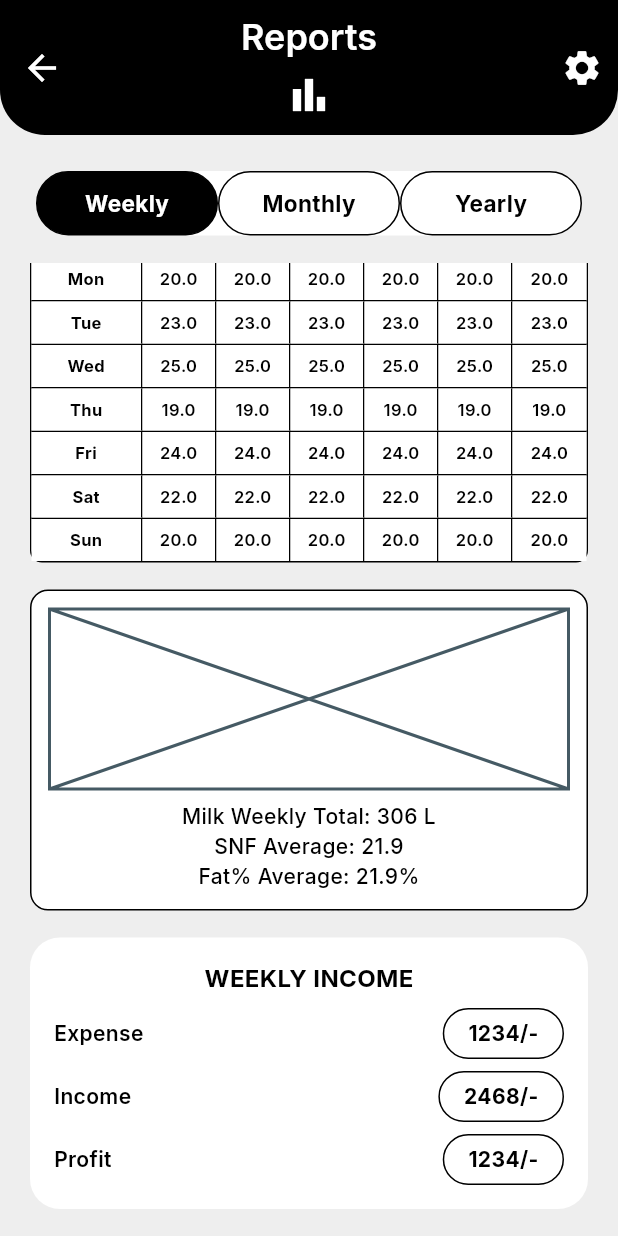
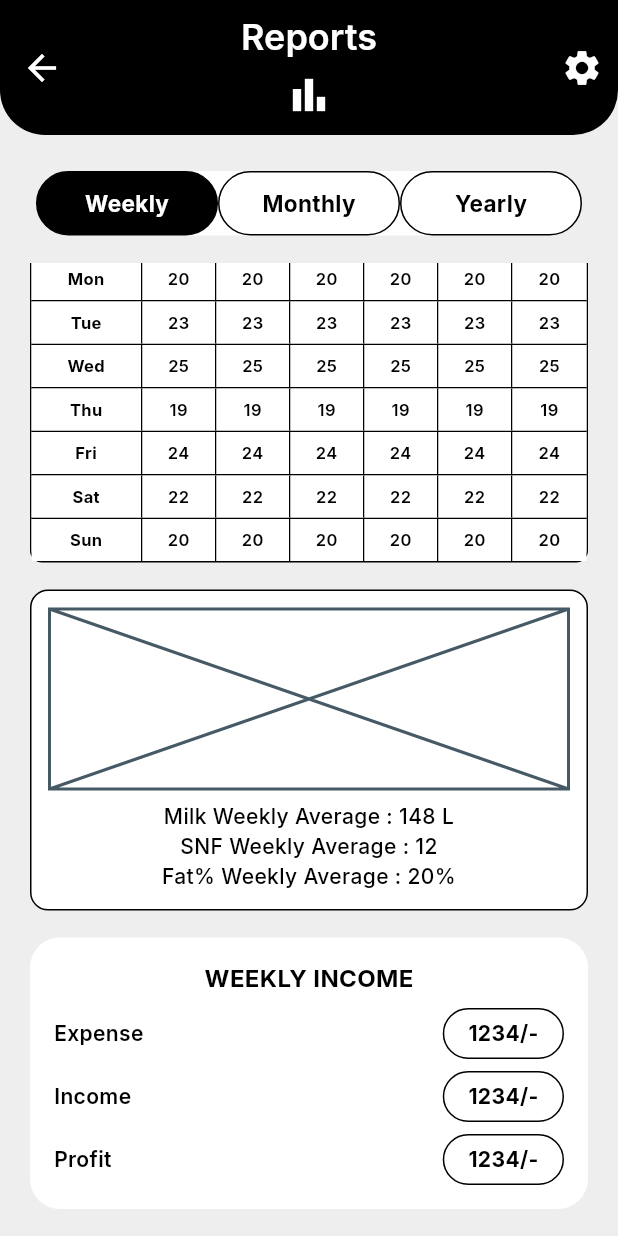
Before and after one commit to nextbharat-sic/agile6th_dairy_application, a Flutter app: the ReportsScreen screen opened by its route, scrolled down 140 dp, on a phone screen of 412 x 824 dp. Run offline on Flutter 3.47's test engine with Material 3 defaults, Android fonts, the phone set to English and light mode, and no system bars; our stand-ins replace cached_network_image, cloud_firestore, connectivity_plus, firebase_auth, firebase_core, fl_chart and 5 more; missing offline and left inert: firebase_ui_auth, firebase_ui_oauth_google; accounts and stored records are empty.

Commit message:
Revert "Added missing reports provider and reports data files"

```diff
--- a/dairy_manager/lib/main.dart
+++ b/dairy_manager/lib/main.dart
@@ -3,17 +3,13 @@ import 'package:flutter/material.dart';
 import 'package:flutter/services.dart';
 import 'package:provider/provider.dart';
 import 'package:sizer/sizer.dart';
-import 'package:cloud_firestore/cloud_firestore.dart';
 
 import 'widgets/custom_error_widget.dart';
 import 'core/app_export.dart';
 import 'l10n/app_localizations.dart';
 import 'providers/auth_provider.dart';
-import 'providers/reports_provider.dart';
-import 'backend/services/income_service.dart';
-import 'backend/repositories/income_repository.dart';
-import 'backend/repositories/user_repository.dart';
 import 'firebase_options.dart';
+
 
 void main() async {
   WidgetsFlutterBinding.ensureInitialized();
@@ -48,37 +44,8 @@ class _MyAppState extends State<MyApp> {
 
   @override
   Widget build(BuildContext context) {
-    return MultiProvider(
-      providers: [
-        // Auth Provider
-        ChangeNotifierProvider(
-          create: (_) => AuthProvider(),
-        ),
-
-        // Reports Provider with backend services
-        ChangeNotifierProvider(
-          create: (_) {
-            // Initialize Firestore
-            final firestore = FirebaseFirestore.instance;
-
-            // Initialize repositories
-            final incomeRepo = IncomeRepository(firestore);
-            final userRepo = UserRepository(firestore);
-
-            // Initialize service
-            final incomeService = IncomeService(
-              incomeRepo: incomeRepo,
-              userRepo: userRepo
-            );
-
-            // Create and return ReportsProvider
-            return ReportsProvider(incomeService);
-          },
-        ),
-
-        // Add other providers here if needed
-        // ChangeNotifierProvider(create: (_) => AnotherProvider()),
-      ],
+    return ChangeNotifierProvider(
+      create: (_) => AuthProvider(),
       child: Sizer(builder: (context, orientation, screenType) {
         return MaterialApp(
           title: 'Dairy Manager',
--- a/dairy_manager/lib/models/report_data.dart
+++ /dev/null
@@ -1,51 +0,0 @@
-class ReportData {
-  final String period;
-  final double cowMilk;
-  final double cowSnf;
-  final double cowFat;
-  final double buffaloMilk;
-  final double buffaloSnf;
-  final double buffaloFat;
-
-  ReportData({
-    required this.period,
-    required this.cowMilk,
-    required this.cowSnf,
-    required this.cowFat,
-    required this.buffaloMilk,
-    required this.buffaloSnf,
-    required this.buffaloFat,
-  });
-
-  factory ReportData.fromJson(Map<String, dynamic> json) {
-    return ReportData(
-      period: json['period'] ?? '',
-      cowMilk: (json['cowMilk'] as num?)?.toDouble() ?? 0.0,
-      cowSnf: (json['cowSnf'] as num?)?.toDouble() ?? 0.0,
-      cowFat: (json['cowFat'] as num?)?.toDouble() ?? 0.0,
-      buffaloMilk: (json['buffaloMilk'] as num?)?.toDouble() ?? 0.0,
-      buffaloSnf: (json['buffaloSnf'] as num?)?.toDouble() ?? 0.0,
-      buffaloFat: (json['buffaloFat'] as num?)?.toDouble() ?? 0.0,
-    );
-  }
-}
-
-class IncomeSummary {
-  final double expense;
-  final double income;
-  final double profit;
-
-  IncomeSummary({
-    required this.expense,
-    required this.income,
-    required this.profit,
-  });
-
-  factory IncomeSummary.fromJson(Map<String, dynamic> json) {
-    return IncomeSummary(
-      expense: (json['expense'] as num?)?.toDouble() ?? 0.0,
-      income: (json['income'] as num?)?.toDouble() ?? 0.0,
-      profit: (json['profit'] as num?)?.toDouble() ?? 0.0,
-    );
-  }
-}
--- a/dairy_manager/lib/presentation/reports_screen/reports_screen.dart
+++ b/dairy_manager/lib/presentation/reports_screen/reports_screen.dart
@@ -1,7 +1,4 @@
 import 'package:flutter/material.dart';
-import 'package:provider/provider.dart';
-import '../../providers/reports_provider.dart';
-import '../../models/report_data.dart';
 
 class ReportsScreen extends StatefulWidget {
   const ReportsScreen({super.key});
@@ -18,30 +15,6 @@ class _ReportsScreenState extends State<ReportsScreen> with SingleTickerProvider
   void initState() {
     super.initState();
     _tabController = TabController(length: 3, vsync: this);
-
-    // Load initial data
-    WidgetsBinding.instance.addPostFrameCallback((_) {
-      _loadReportsData();
-    });
-  }
-
-  void _loadReportsData() {
-    final reportsProvider = Provider.of<ReportsProvider>(context, listen: false);
-
-    switch (_selectedPeriod) {
-      case 'Weekly':
-        final now = DateTime.now();
-        final startOfWeek = now.subtract(Duration(days: now.weekday - 1));
-        reportsProvider.fetchWeeklyReports(startOfWeek, now);
-        break;
-      case 'Monthly':
-        final now = DateTime.now();
-        reportsProvider.fetchMonthlyReports(now.month, now.year);
-        break;
-      case 'Yearly':
-        reportsProvider.fetchYearlyReports(DateTime.now().year);
-        break;
-    }
   }
 
   @override
@@ -76,7 +49,7 @@ class _ReportsScreenState extends State<ReportsScreen> with SingleTickerProvider
               ),
             ),
             const SizedBox(height: 8),
-            const Icon(Icons.bar_chart, color: Colors.white, size: 32),
+            Icon(Icons.bar_chart, color: Colors.white, size: 32),
           ],
         ),
         centerTitle: true,
@@ -89,39 +62,7 @@ class _ReportsScreenState extends State<ReportsScreen> with SingleTickerProvider
           ),
         ],
       ),
-      body: Consumer<ReportsProvider>(
-        builder: (context, reportsProvider, child) {
-          if (reportsProvider.isLoading) {
-            return const Center(
-              child: CircularProgressIndicator(
-                valueColor: AlwaysStoppedAnimation<Color>(Colors.black),
-              ),
-            );
-          }
-
-          if (reportsProvider.error != null) {
-            return Center(
-              child: Column(
-                mainAxisAlignment: MainAxisAlignment.center,
-                children: [
-                  const Icon(Icons.error_outline, size: 64, color: Colors.red),
-                  const SizedBox(height: 16),
-                  Text(
-                    'Error: ${reportsProvider.error}',
-                    style: const TextStyle(color: Colors.red, fontSize: 16),
-                    textAlign: TextAlign.center,
-                  ),
-                  const SizedBox(height: 16),
-                  ElevatedButton(
-                    onPressed: _loadReportsData,
-                    child: const Text('Retry'),
-                  ),
-                ],
-              ),
-            );
-          }
-
-          return SafeArea(
+      body: SafeArea(
         child: Padding(
           padding: const EdgeInsets.symmetric(horizontal: 0, vertical: 0),
           child: Column(
@@ -153,9 +94,9 @@ class _ReportsScreenState extends State<ReportsScreen> with SingleTickerProvider
                     controller: _tabController,
                     physics: const NeverScrollableScrollPhysics(),
                     children: [
-                          _buildReportContent('Select Week', 'dd/mm/yy', reportsProvider.weeklyReports, reportsProvider.weeklyIncome),
-                          _buildReportContent('Month', 'dd/mm/yy', reportsProvider.monthlyReports, reportsProvider.monthlyIncome),
-                          _buildReportContent('Select Year', 'dd/mm/yy', reportsProvider.yearlyReports, reportsProvider.yearlyIncome),
+                      _buildReportContent('Select Week', 'dd/mm/yy'),
+                      _buildReportContent('Month', 'dd/mm/yy'),
+                      _buildReportContent('Select Year', 'dd/mm/yy'),
                     ],
                   ),
                 ),
@@ -163,8 +104,6 @@ class _ReportsScreenState extends State<ReportsScreen> with SingleTickerProvider
             ],
           ),
         ),
-          );
-        },
       ),
     );
   }
@@ -178,7 +117,6 @@ class _ReportsScreenState extends State<ReportsScreen> with SingleTickerProvider
             _selectedPeriod = label;
             _tabController.index = tabIndex;
           });
-          _loadReportsData();
         },
         child: AnimatedContainer(
           duration: const Duration(milliseconds: 200),
@@ -203,18 +141,12 @@ class _ReportsScreenState extends State<ReportsScreen> with SingleTickerProvider
     );
   }
 
-  Widget _buildReportContent(String periodLabel, String dateLabel, List<ReportData> reports, IncomeSummary incomeSummary) {
+  Widget _buildReportContent(String periodLabel, String dateLabel) {
     final List<String> weekOptions = ['W1', 'W2', 'W3', 'W4'];
     final List<String> monthOptions = ['Jan', 'Feb', 'Mar', 'Apr', 'May', 'Jun', 'Jul', 'Aug', 'Sep', 'Oct', 'Nov', 'Dec'];
-    final List<String> yearOptions = ['2022', '2023', '2024', '2025'];
-
-    String selectedPeriod = periodLabel == 'Select Week'
-        ? weekOptions[0]
-        : periodLabel == 'Month'
-            ? monthOptions[0]
-            : yearOptions[0];
+    final List<String> yearOptions = ['2022', '2023', '2024'];
+    String selectedPeriod = periodLabel == 'Select Week' ? weekOptions[0] : periodLabel == 'Month' ? monthOptions[0] : yearOptions[0];
     String selectedDate = dateLabel;
-
     return StatefulBuilder(
       builder: (context, setState) {
         return SingleChildScrollView(
@@ -305,9 +237,9 @@ class _ReportsScreenState extends State<ReportsScreen> with SingleTickerProvider
                 ),
                 const SizedBox(height: 18),
                 // Table
-                _buildReportTable(reports),
+                _buildReportTable(periodLabel),
                 const SizedBox(height: 18),
-                // Chart placeholder
+                // Chart
                 Container(
                   width: double.infinity,
                   decoration: BoxDecoration(
@@ -318,13 +250,17 @@ class _ReportsScreenState extends State<ReportsScreen> with SingleTickerProvider
                   padding: const EdgeInsets.all(12),
                   child: Column(
                     children: [
-                      const SizedBox(
+                      SizedBox(
                         height: 120,
                         child: Placeholder(), // Replace with your chart widget
                       ),
                       const SizedBox(height: 8),
                       Text(
-                        _getAverageText(periodLabel, reports),
+                        periodLabel == 'Select Week'
+                            ? 'Milk Weekly Average : 148 L\nSNF Weekly Average : 12\nFat% Weekly Average : 20%'
+                            : periodLabel == 'Month'
+                                ? 'Milk Monthly Average : 520 L\nSNF Monthly Average : 20\nFat% Monthly Average : 20%'
+                                : 'Milk Yearly Average : 6000 L\nSNF Yearly Average : 20\nFat% Yearly Average : 20%',
                         style: const TextStyle(
                           color: Colors.black,
                           fontWeight: FontWeight.w500,
@@ -359,11 +295,11 @@ class _ReportsScreenState extends State<ReportsScreen> with SingleTickerProvider
                         ),
                       ),
                       const SizedBox(height: 8),
-                      _buildIncomeRow('Expense', '${incomeSummary.expense.toStringAsFixed(0)}/-'),
+                      _buildIncomeRow('Expense', '1234/-'),
                       const SizedBox(height: 8),
-                      _buildIncomeRow('Income', '${incomeSummary.income.toStringAsFixed(0)}/-'),
+                      _buildIncomeRow('Income', '1234/-'),
                       const SizedBox(height: 8),
-                      _buildIncomeRow('Profit', '${incomeSummary.profit.toStringAsFixed(0)}/-'),
+                      _buildIncomeRow('Profit', '1234/-'),
                     ],
                   ),
                 ),
@@ -376,47 +312,42 @@ class _ReportsScreenState extends State<ReportsScreen> with SingleTickerProvider
     );
   }
 
-  String _getAverageText(String periodLabel, List<ReportData> reports) {
-    if (reports.isEmpty) return 'No data available';
-
-    // Calculate averages from actual data
-    double totalCowMilk = reports.fold(0.0, (sum, item) => sum + item.cowMilk);
-    double totalBuffaloMilk = reports.fold(0.0, (sum, item) => sum + item.buffaloMilk);
-    double avgCowSnf = reports.fold(0.0, (sum, item) => sum + item.cowSnf) / reports.length;
-    double avgBuffaloSnf = reports.fold(0.0, (sum, item) => sum + item.buffaloSnf) / reports.length;
-    double avgCowFat = reports.fold(0.0, (sum, item) => sum + item.cowFat) / reports.length;
-    double avgBuffaloFat = reports.fold(0.0, (sum, item) => sum + item.buffaloFat) / reports.length;
-
-    return periodLabel == 'Select Week'
-        ? 'Milk Weekly Total: ${(totalCowMilk + totalBuffaloMilk).toStringAsFixed(0)} L\nSNF Average: ${((avgCowSnf + avgBuffaloSnf) / 2).toStringAsFixed(1)}\nFat% Average: ${((avgCowFat + avgBuffaloFat) / 2).toStringAsFixed(1)}%'
-        : periodLabel == 'Month'
-            ? 'Milk Monthly Total: ${(totalCowMilk + totalBuffaloMilk).toStringAsFixed(0)} L\nSNF Average: ${((avgCowSnf + avgBuffaloSnf) / 2).toStringAsFixed(1)}\nFat% Average: ${((avgCowFat + avgBuffaloFat) / 2).toStringAsFixed(1)}%'
-            : 'Milk Yearly Total: ${(totalCowMilk + totalBuffaloMilk).toStringAsFixed(0)} L\nSNF Average: ${((avgCowSnf + avgBuffaloSnf) / 2).toStringAsFixed(1)}\nFat% Average: ${((avgCowFat + avgBuffaloFat) / 2).toStringAsFixed(1)}%';
-  }
-
-  Widget _buildReportTable(List<ReportData> data) {
-    if (data.isEmpty) {
-      return Container(
-        padding: const EdgeInsets.all(32),
-        decoration: BoxDecoration(
-          color: Colors.white,
-          borderRadius: BorderRadius.circular(12),
-          border: Border.all(color: Colors.black, width: 1),
-        ),
-        child: const Center(
-          child: Text(
-            'No data available',
-            style: TextStyle(
-              color: Colors.grey,
-              fontSize: 16,
-            ),
-          ),
-        ),
-      );
-    }
-
-    final String firstColumnHeader = _selectedPeriod == 'Weekly' ? 'DAY' : _selectedPeriod == 'Monthly' ? 'Week' : 'Month';
-
+  Widget _buildReportTable(String periodLabel) {
+    final isWeek = periodLabel == 'Select Week';
+    final isMonth = periodLabel == 'Month';
+    final isYear = periodLabel == 'Select Year';
+    final String firstColumnHeader = isWeek ? 'DAY' : isMonth ? 'Week' : 'Month';
+    final List<Map<String, dynamic>> data = isWeek
+        ? [
+            {'period': 'Mon', 'values': [20, 20, 20, 20, 20, 20]},
+            {'period': 'Tue', 'values': [23, 23, 23, 23, 23, 23]},
+            {'period': 'Wed', 'values': [25, 25, 25, 25, 25, 25]},
+            {'period': 'Thu', 'values': [19, 19, 19, 19, 19, 19]},
+            {'period': 'Fri', 'values': [24, 24, 24, 24, 24, 24]},
+            {'period': 'Sat', 'values': [22, 22, 22, 22, 22, 22]},
+            {'period': 'Sun', 'values': [20, 20, 20, 20, 20, 20]},
+          ]
+        : isMonth
+            ? [
+                {'period': 'W1', 'values': [20, 20, 20, 20, 20, 20]},
+                {'period': 'W2', 'values': [23, 23, 23, 23, 23, 23]},
+                {'period': 'W3', 'values': [25, 25, 25, 25, 25, 25]},
+                {'period': 'W4', 'values': [19, 19, 19, 19, 19, 19]},
+              ]
+            : [
+                {'period': 'Jan', 'values': [20, 20, 20, 20, 20, 20]},
+                {'period': 'Feb', 'values': [23, 23, 23, 23, 23, 23]},
+                {'period': 'Mar', 'values': [25, 25, 25, 25, 25, 25]},
+                {'period': 'Apr', 'values': [19, 19, 19, 19, 19, 19]},
+                {'period': 'May', 'values': [20, 20, 20, 20, 20, 20]},
+                {'period': 'Jun', 'values': [23, 23, 23, 23, 23, 23]},
+                {'period': 'Jul', 'values': [25, 25, 25, 25, 25, 25]},
+                {'period': 'Aug', 'values': [19, 19, 19, 19, 19, 19]},
+                {'period': 'Sep', 'values': [20, 20, 20, 20, 20, 20]},
+                {'period': 'Oct', 'values': [23, 23, 23, 23, 23, 23]},
+                {'period': 'Nov', 'values': [25, 25, 25, 25, 25, 25]},
+                {'period': 'Dec', 'values': [19, 19, 19, 19, 19, 19]},
+              ];
     return Container(
       decoration: BoxDecoration(
         border: Border.all(color: Colors.black, width: 1),
@@ -435,9 +366,9 @@ class _ReportsScreenState extends State<ReportsScreen> with SingleTickerProvider
 
   Widget _buildTableHeader(String firstColumnHeader) {
     return Container(
-      decoration: const BoxDecoration(
+      decoration: BoxDecoration(
         color: Colors.white,
-        borderRadius: BorderRadius.only(
+        borderRadius: const BorderRadius.only(
           topLeft: Radius.circular(6),
           topRight: Radius.circular(6),
         ),
@@ -538,7 +469,7 @@ class _ReportsScreenState extends State<ReportsScreen> with SingleTickerProvider
             text,
             style: TextStyle(
               fontWeight: FontWeight.bold,
-              fontSize: isMilk ? 9 : 11,
+              fontSize: isMilk ? 9 : 11, // Reduce only for Milk(L)
               color: Colors.black,
             ),
           ),
@@ -547,10 +478,11 @@ class _ReportsScreenState extends State<ReportsScreen> with SingleTickerProvider
     );
   }
 
-  List<Widget> _buildDataRows(List<ReportData> data) {
+  List<Widget> _buildDataRows(List<Map<String, dynamic>> data) {
     List<Widget> rows = [];
     for (var i = 0; i < data.length; i++) {
       final rowData = data[i];
+      final values = rowData['values'] as List;
       rows.add(
         Container(
           decoration: BoxDecoration(
@@ -562,13 +494,13 @@ class _ReportsScreenState extends State<ReportsScreen> with SingleTickerProvider
           ),
           child: Row(
             children: [
-              _buildDataCell(rowData.period, flex: 15, isBold: true),
-              _buildDataCell(rowData.cowMilk.toStringAsFixed(1), flex: 10),
-              _buildDataCell(rowData.cowSnf.toStringAsFixed(1), flex: 10),
-              _buildDataCell(rowData.cowFat.toStringAsFixed(1), flex: 10),
-              _buildDataCell(rowData.buffaloMilk.toStringAsFixed(1), flex: 10),
-              _buildDataCell(rowData.buffaloSnf.toStringAsFixed(1), flex: 10),
-              _buildDataCell(rowData.buffaloFat.toStringAsFixed(1), flex: 10, hasRightBorder: false),
+              _buildDataCell((rowData['period'] as String), flex: 15, isBold: true),
+              _buildDataCell(values[0].toString(), flex: 10),
+              _buildDataCell(values[1].toString(), flex: 10),
+              _buildDataCell(values[2].toString(), flex: 10),
+              _buildDataCell(values[3].toString(), flex: 10),
+              _buildDataCell(values[4].toString(), flex: 10),
+              _buildDataCell(values[5].toString(), flex: 10, hasRightBorder: false),
             ],
           ),
         ),
```
Also changed, not shown: dairy_manager/lib/providers/reports_provider.dart (deleted, +0 -146 lines). Lines whose indentation alone changed are shown as unchanged.
